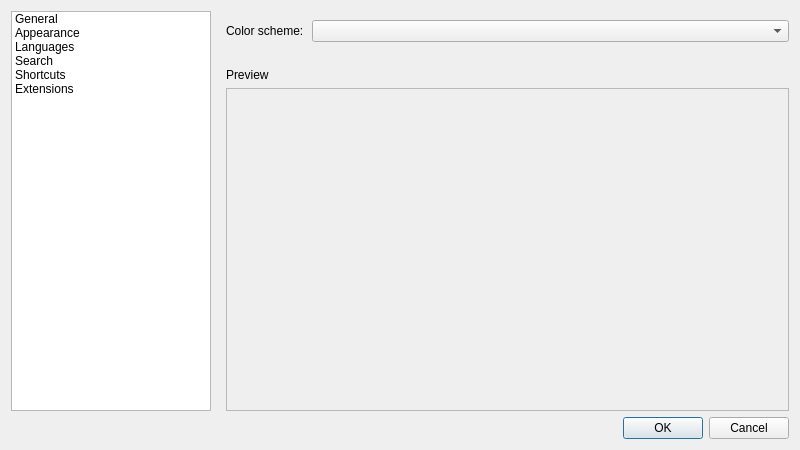
Before: the Qt Designer form src/ui/frmpreferences.ui in notepadqq/notepadqq, drawn with Qt 5.
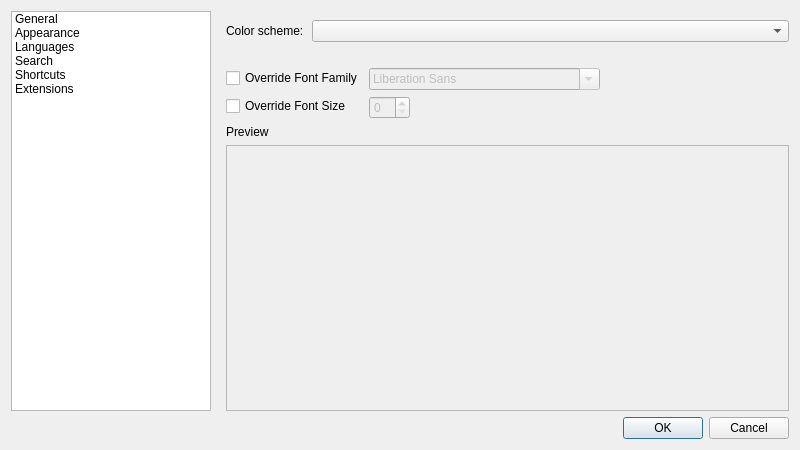
After: the same form once the commit is applied. The open tabs and pages were chosen to show the change. Icons and pictures are not drawn.

Commit message: Initial work for font overriding. Shelfed until bugs are fixed.

Patch:
```diff
--- a/src/ui/frmpreferences.ui
+++ b/src/ui/frmpreferences.ui
@@ -143,7 +143,7 @@
         </layout>
        </widget>
        <widget class="QWidget" name="page_3">
-        <layout class="QVBoxLayout" name="verticalLayout_8" stretch="0,0,1">
+        <layout class="QVBoxLayout" name="verticalLayout_8" stretch="0,0,0,1">
          <property name="leftMargin">
           <number>9</number>
          </property>
@@ -202,6 +202,50 @@
            </item>
           </layout>
          </item>
+         <item>
+          <layout class="QFormLayout" name="formLayout_3">
+           <item row="0" column="0">
+            <widget class="QCheckBox" name="chkOverrideFontFamily">
+             <property name="text">
+              <string>Override Font Family</string>
+             </property>
+            </widget>
+           </item>
+           <item row="0" column="1">
+            <widget class="QFontComboBox" name="cmbFontFamilies">
+             <property name="enabled">
+              <bool>false</bool>
+             </property>
+             <property name="sizePolicy">
+              <sizepolicy hsizetype="Fixed" vsizetype="Fixed">
+               <horstretch>0</horstretch>
+               <verstretch>0</verstretch>
+              </sizepolicy>
+             </property>
+            </widget>
+           </item>
+           <item row="1" column="0">
+            <widget class="QCheckBox" name="chkOverrideFontSize">
+             <property name="text">
+              <string>Override Font Size</string>
+             </property>
+            </widget>
+           </item>
+           <item row="1" column="1">
+            <widget class="QSpinBox" name="spnFontSize">
+             <property name="enabled">
+              <bool>false</bool>
+             </property>
+             <property name="sizePolicy">
+              <sizepolicy hsizetype="Fixed" vsizetype="Fixed">
+               <horstretch>0</horstretch>
+               <verstretch>0</verstretch>
+              </sizepolicy>
+             </property>
+            </widget>
+           </item>
+          </layout>
+         </item>
          <item>
           <widget class="QLabel" name="label_3">
            <property name="text">
```
Left out of the diff: 6 changed lines with no effect on the pictures. The commit also changes 6 other files.
